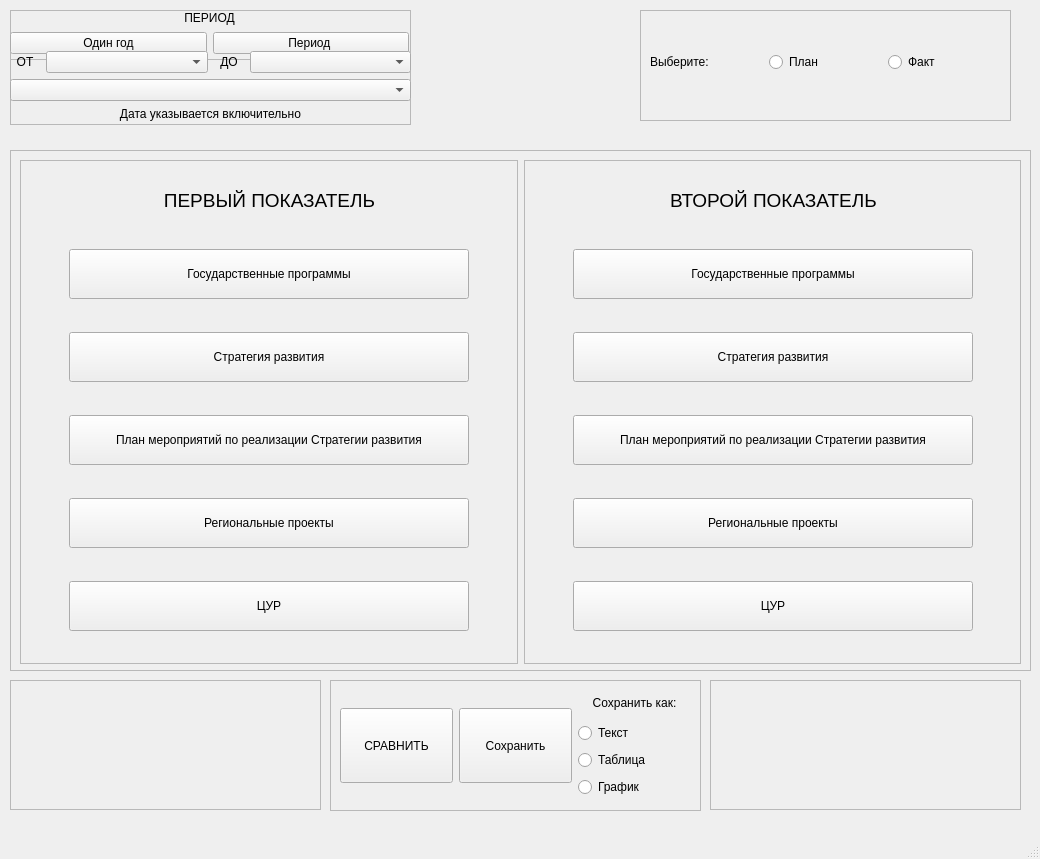
Qt form uiFiles/MainWindow.ui (ssofaaa07/SP_projectQT) before a commit.
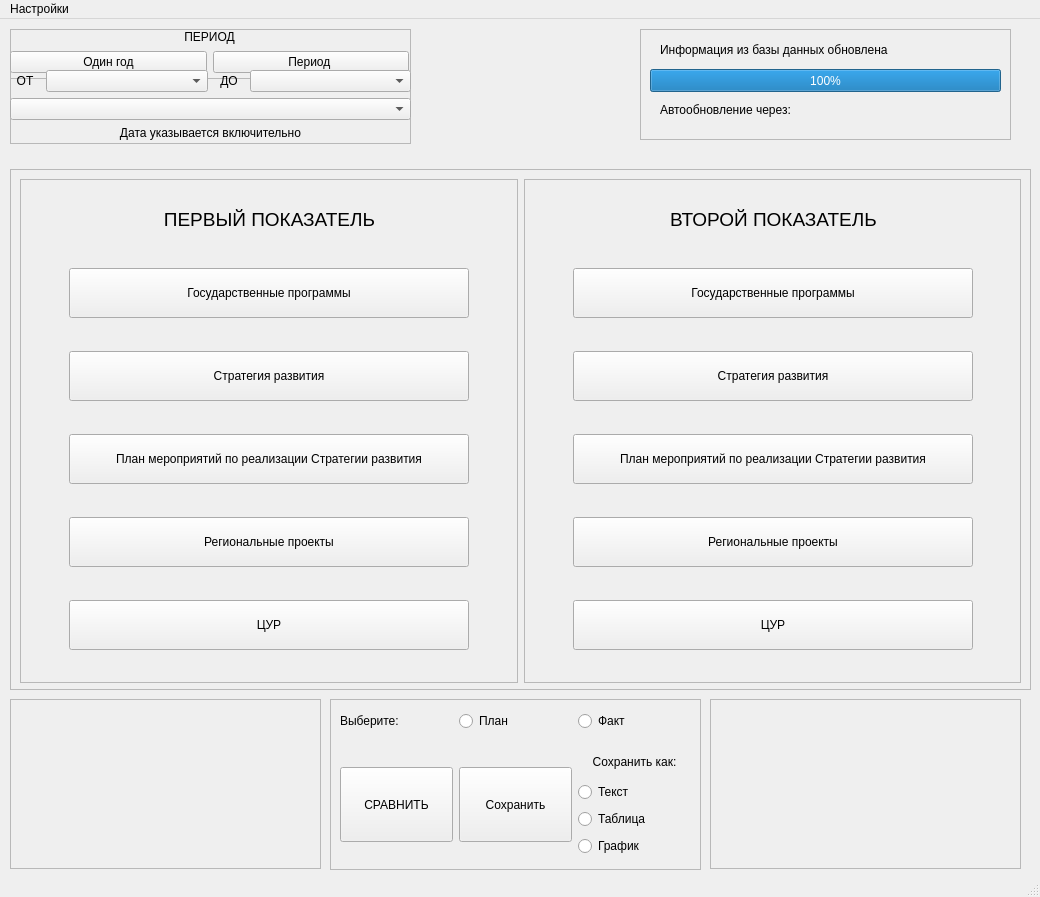
The same form after that commit.

What changed in the file:
```diff
--- a/uiFiles/MainWindow.ui
+++ b/uiFiles/MainWindow.ui
@@ -7,12 +7,15 @@
     <x>0</x>
     <y>0</y>
     <width>1040</width>
-    <height>859</height>
+    <height>897</height>
    </rect>
   </property>
   <property name="windowTitle">
    <string>MainWindow</string>
   </property>
+  <property name="styleSheet">
+   <string notr="true"/>
+  </property>
   <widget class="QWidget" name="centralWidget">
    <widget class="QFrame" name="SaveParametersFrame">
     <property name="geometry">
@@ -20,7 +23,7 @@
       <x>330</x>
       <y>680</y>
       <width>371</width>
-      <height>131</height>
+      <height>171</height>
      </rect>
     </property>
     <property name="frameShape">
@@ -33,7 +36,7 @@
      <property name="geometry">
       <rect>
        <x>10</x>
-       <y>10</y>
+       <y>50</y>
        <width>351</width>
        <height>111</height>
       </rect>
@@ -105,6 +108,39 @@
       </item>
      </layout>
     </widget>
+    <widget class="QWidget" name="gridLayoutWidget">
+     <property name="geometry">
+      <rect>
+       <x>10</x>
+       <y>10</y>
+       <width>351</width>
+       <height>25</height>
+      </rect>
+     </property>
+     <layout class="QGridLayout" name="PFGridLayout">
+      <item row="0" column="2">
+       <widget class="QRadioButton" name="planRadioButton">
+        <property name="text">
+         <string>План</string>
+        </property>
+       </widget>
+      </item>
+      <item row="0" column="3">
+       <widget class="QRadioButton" name="factRadioButton">
+        <property name="text">
+         <string>Факт</string>
+        </property>
+       </widget>
+      </item>
+      <item row="0" column="1">
+       <widget class="QLabel" name="planFactLabel">
+        <property name="text">
+         <string>Выберите:</string>
+        </property>
+       </widget>
+      </item>
+     </layout>
+    </widget>
    </widget>
    <widget class="QFrame" name="PeriodFrame">
     <property name="geometry">
@@ -294,38 +330,44 @@
     <property name="frameShadow">
      <enum>QFrame::Raised</enum>
     </property>
-    <widget class="QWidget" name="gridLayoutWidget">
+    <widget class="QLabel" name="updateDataInfoLabel">
+     <property name="geometry">
+      <rect>
+       <x>20</x>
+       <y>10</y>
+       <width>331</width>
+       <height>21</height>
+      </rect>
+     </property>
+     <property name="text">
+      <string>Информация из базы данных обновлена</string>
+     </property>
+    </widget>
+    <widget class="QProgressBar" name="progressBar">
      <property name="geometry">
       <rect>
        <x>10</x>
        <y>40</y>
        <width>351</width>
-       <height>25</height>
+       <height>23</height>
       </rect>
      </property>
-     <layout class="QGridLayout" name="PFGridLayout">
-      <item row="0" column="2">
-       <widget class="QRadioButton" name="planRadioButton">
-        <property name="text">
-         <string>План</string>
-        </property>
-       </widget>
-      </item>
-      <item row="0" column="3">
-       <widget class="QRadioButton" name="factRadioButton">
-        <property name="text">
-         <string>Факт</string>
-        </property>
-       </widget>
-      </item>
-      <item row="0" column="1">
-       <widget class="QLabel" name="planFactLabel">
-        <property name="text">
-         <string>Выберите:</string>
-        </property>
-       </widget>
-      </item>
-     </layout>
+     <property name="value">
+      <number>100</number>
+     </property>
+    </widget>
+    <widget class="QLabel" name="updateDataInfoLabel2">
+     <property name="geometry">
+      <rect>
+       <x>20</x>
+       <y>70</y>
+       <width>331</width>
+       <height>21</height>
+      </rect>
+     </property>
+     <property name="text">
+      <string>Автообновление через: </string>
+     </property>
     </widget>
    </widget>
    <widget class="QFrame" name="IndicatorsFrame">
@@ -354,7 +396,7 @@
      </property>
      <layout class="QHBoxLayout" name="indicatorsHorizontalLayout">
       <item>
-       <widget class="QFrame" name="secindIndicatorFrame">
+       <widget class="QFrame" name="firstIndicatorFrame">
         <property name="frameShape">
          <enum>QFrame::StyledPanel</enum>
         </property>
@@ -370,7 +412,7 @@
            <height>501</height>
           </rect>
          </property>
-         <layout class="QVBoxLayout" name="secondIndVerticalLayout">
+         <layout class="QVBoxLayout" name="firstIndVerticalLayout">
           <item>
            <widget class="QLabel" name="firstIndicatorLabel">
             <property name="maximumSize">
@@ -484,7 +526,7 @@
        </widget>
       </item>
       <item>
-       <widget class="QFrame" name="firstIndicatorFrame">
+       <widget class="QFrame" name="secondIndicatorFrame">
         <property name="frameShape">
          <enum>QFrame::StyledPanel</enum>
         </property>
@@ -500,7 +542,7 @@
            <height>501</height>
           </rect>
          </property>
-         <layout class="QVBoxLayout" name="firstIndVerticalLayout">
+         <layout class="QVBoxLayout" name="secondIndVerticalLayout">
           <item>
            <widget class="QLabel" name="secondIndicatorLabel">
             <property name="maximumSize">
@@ -622,7 +664,7 @@
       <x>10</x>
       <y>680</y>
       <width>311</width>
-      <height>130</height>
+      <height>170</height>
      </rect>
     </property>
     <property name="frameShape">
@@ -631,6 +673,19 @@
     <property name="frameShadow">
      <enum>QFrame::Raised</enum>
     </property>
+    <widget class="QLabel" name="firstIndicatorInfo">
+     <property name="geometry">
+      <rect>
+       <x>10</x>
+       <y>10</y>
+       <width>291</width>
+       <height>150</height>
+      </rect>
+     </property>
+     <property name="text">
+      <string>&lt;html&gt;&lt;head/&gt;&lt;body&gt;&lt;p align=&quot;justify&quot;&gt;&lt;br/&gt;&lt;/p&gt;&lt;/body&gt;&lt;/html&gt;</string>
+     </property>
+    </widget>
    </widget>
    <widget class="QFrame" name="frame_4">
     <property name="geometry">
@@ -638,7 +693,7 @@
       <x>710</x>
       <y>680</y>
       <width>311</width>
-      <height>130</height>
+      <height>170</height>
      </rect>
     </property>
     <property name="frameShape">
@@ -647,6 +702,19 @@
     <property name="frameShadow">
      <enum>QFrame::Raised</enum>
     </property>
+    <widget class="QLabel" name="secondIndicatorInfo">
+     <property name="geometry">
+      <rect>
+       <x>10</x>
+       <y>10</y>
+       <width>291</width>
+       <height>150</height>
+      </rect>
+     </property>
+     <property name="text">
+      <string>&lt;html&gt;&lt;head/&gt;&lt;body&gt;&lt;p align=&quot;center&quot;&gt;&lt;br/&gt;&lt;/p&gt;&lt;/body&gt;&lt;/html&gt;</string>
+     </property>
+    </widget>
    </widget>
   </widget>
   <widget class="QMenuBar" name="menubar">
@@ -658,6 +726,13 @@
      <height>22</height>
     </rect>
    </property>
+   <widget class="QMenu" name="menu">
+    <property name="title">
+     <string>Настройки</string>
+    </property>
+    <addaction name="autoUpdateAction"/>
+   </widget>
+   <addaction name="menu"/>
   </widget>
   <widget class="QStatusBar" name="statusbar"/>
  </widget>
```
Left out of the diff: 12 changed lines with no effect on the pictures.
